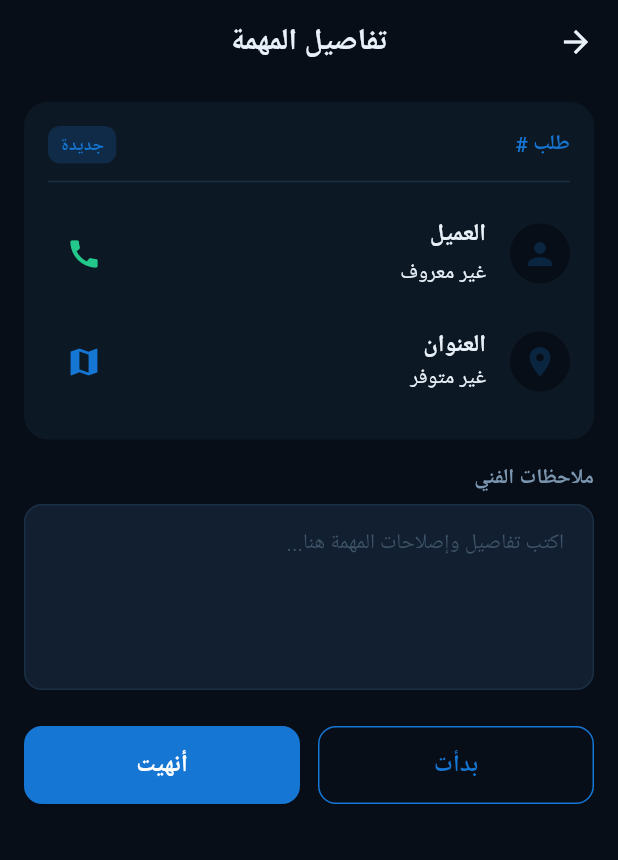
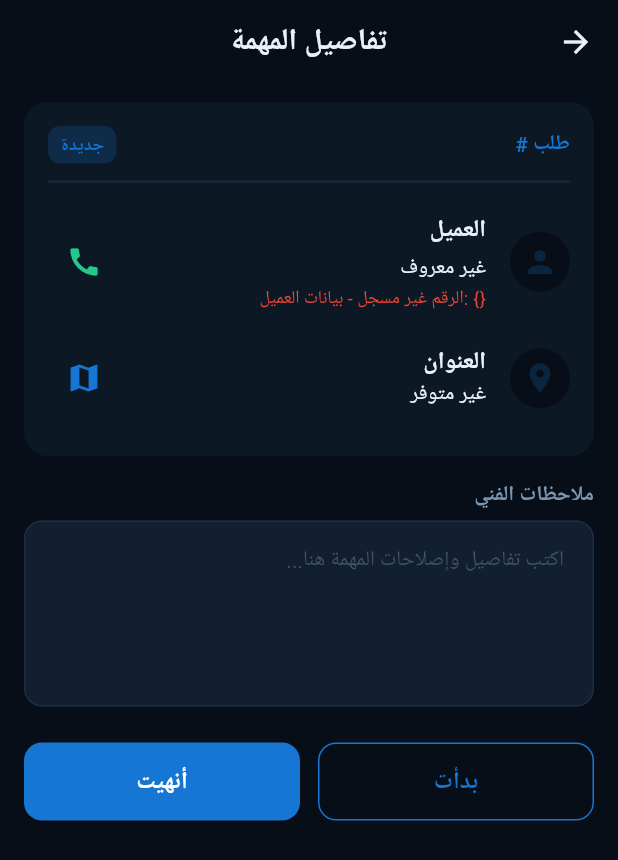
Before and after one commit to salehbagomri/tamm_app, a Flutter app: the TechTaskDetailScreen screen opened directly with empty values, on a phone screen of 412 x 824 dp. Shown: the top 860 px of the screen. Run offline on Flutter 3.47's test engine with Material 3 defaults, Android fonts, the phone set to English and light mode, and no system bars; our stand-ins replace flutter_riverpod, go_router, google_fonts, supabase_flutter; accounts and stored records are empty; Roboto replaces fonts that are missing (Harmattan).

Commit message:
chore: temporary debug output for missing phone number

```diff
--- a/lib/features/technician/tasks/presentation/tech_task_detail_screen.dart
+++ b/lib/features/technician/tasks/presentation/tech_task_detail_screen.dart
@@ -250,11 +250,18 @@ class _TechTaskDetailScreenState extends ConsumerState<TechTaskDetailScreen> {
                               color: AppColors.textPrimary,
                             ),
                           ),
-                          if (customerPhone.isNotEmpty)
-                            Text(
-                              customerPhone,
-                              textDirection: TextDirection.ltr,
+                          Text(
+                            customerPhone.isNotEmpty
+                                ? customerPhone
+                                : 'الرقم غير مسجل - بيانات العميل: ${customer.toString()}',
+                            textDirection: TextDirection.ltr,
+                            style: TextStyle(
+                              color: customerPhone.isEmpty
+                                  ? Colors.red
+                                  : AppColors.textSecond,
+                              fontSize: 12,
                             ),
+                          ),
                         ],
                       ),
                     ),
```
Also changed, not shown: 1 other file.
